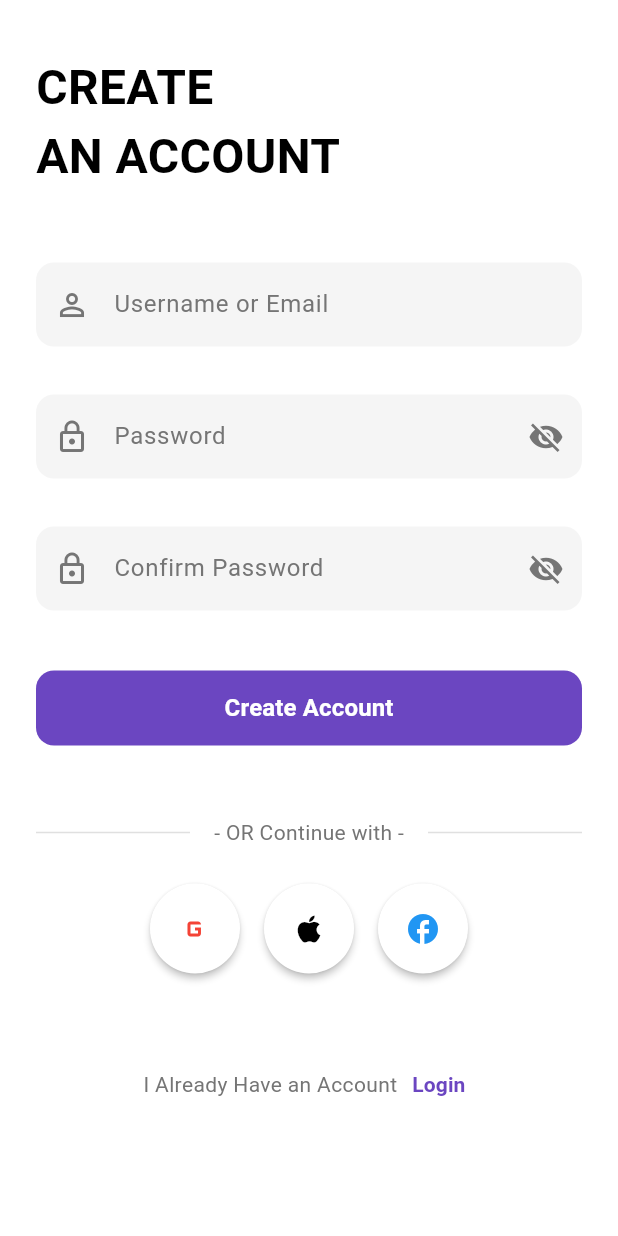
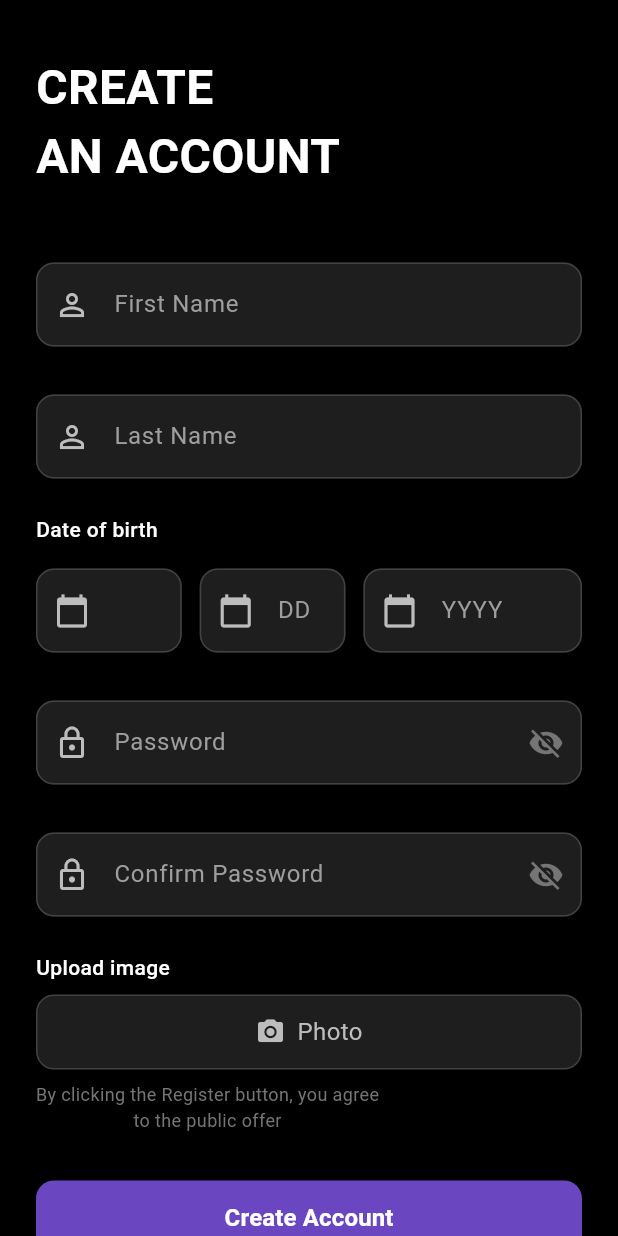
Before and after one commit to helazouch/Cinema_fst_hub, a Flutter app: the screen it shows after launch, after a tap on "Sign Up", on a phone screen of 412 x 824 dp. Run offline on Flutter 3.47's test engine with Material 3 defaults, Android fonts, the phone set to English and light mode, and no system bars; our stand-ins replace cloud_firestore, firebase_auth, firebase_core, google_sign_in; accounts and stored records are empty.

Commit message:
fond noir

```diff
--- a/lib/screens/sign_in_screen.dart
+++ b/lib/screens/sign_in_screen.dart
@@ -151,7 +151,7 @@
   @override
   Widget build(BuildContext context) {
     return Scaffold(
-      backgroundColor: Colors.white,
+      backgroundColor: Colors.black,
       // appBar: AppBar(backgroundColor: Colors.transparent, elevation: 0),
       body: SafeArea(
         child: SingleChildScrollView(
@@ -166,7 +166,7 @@
                 style: TextStyle(
                   fontSize: 32,
                   fontWeight: FontWeight.bold,
-                  color: Colors.black,
+                  color: Colors.white,
                 ),
               ),
               const Text(
@@ -174,7 +174,7 @@
                 style: TextStyle(
                   fontSize: 32,
                   fontWeight: FontWeight.bold,
-                  color: Colors.black,
+                  color: Colors.white,
                 ),
               ),
 
@@ -235,15 +235,15 @@
               // OR divider
               Row(
                 children: [
-                  Expanded(child: Divider(color: Colors.grey[300])),
+                  Expanded(child: Divider(color: Colors.grey[700])),
                   Padding(
                     padding: const EdgeInsets.symmetric(horizontal: 16),
                     child: Text(
                       '- OR Continue with -',
-                      style: TextStyle(color: Colors.grey[600], fontSize: 14),
+                      style: TextStyle(color: Colors.grey[400], fontSize: 14),
                     ),
                   ),
-                  Expanded(child: Divider(color: Colors.grey[300])),
+                  Expanded(child: Divider(color: Colors.grey[700])),
                 ],
               ),
 
@@ -276,7 +276,7 @@
                 children: [
                   Text(
                     'Create An Account ',
-                    style: TextStyle(color: Colors.grey[600], fontSize: 14),
+                    style: TextStyle(color: Colors.grey[400], fontSize: 14),
                   ),
                   TextButton(
                     onPressed: _handleSignUp,
--- a/lib/screens/sign_up_screen.dart
+++ b/lib/screens/sign_up_screen.dart
@@ -14,7 +14,12 @@
 }
 
 class _SignUpScreenState extends State<SignUpScreen> {
+  final TextEditingController _firstNameController = TextEditingController();
+  final TextEditingController _lastNameController = TextEditingController();
   final TextEditingController _emailController = TextEditingController();
+  final TextEditingController _monthController = TextEditingController();
+  final TextEditingController _dayController = TextEditingController();
+  final TextEditingController _yearController = TextEditingController();
   final TextEditingController _passwordController = TextEditingController();
   final TextEditingController _confirmPasswordController =
       TextEditingController();
@@ -29,7 +34,12 @@
 
   @override
   void dispose() {
+    _firstNameController.dispose();
+    _lastNameController.dispose();
     _emailController.dispose();
+    _monthController.dispose();
+    _dayController.dispose();
+    _yearController.dispose();
     _passwordController.dispose();
     _confirmPasswordController.dispose();
     super.dispose();
@@ -179,7 +189,7 @@
   @override
   Widget build(BuildContext context) {
     return Scaffold(
-      backgroundColor: Colors.white,
+      backgroundColor: Colors.black,
       body: SafeArea(
         child: SingleChildScrollView(
           padding: const EdgeInsets.symmetric(horizontal: 24.0),
@@ -193,7 +203,7 @@
                 style: TextStyle(
                   fontSize: 32,
                   fontWeight: FontWeight.bold,
-                  color: Colors.black,
+                  color: Colors.white,
                 ),
               ),
               const Text(
@@ -201,18 +211,77 @@
                 style: TextStyle(
                   fontSize: 32,
                   fontWeight: FontWeight.bold,
-                  color: Colors.black,
+                  color: Colors.white,
                 ),
               ),
 
               const SizedBox(height: 40),
 
-              // Email field
+              // First Name field
               CustomTextField(
-                hintText: 'Username or Email',
+                hintText: 'First Name',
                 prefixIcon: Icons.person_outline,
-                controller: _emailController,
-                keyboardType: TextInputType.emailAddress,
+                controller: _firstNameController,
+                keyboardType: TextInputType.name,
+              ),
+
+              const SizedBox(height: 16),
+
+              // Last Name field
+              CustomTextField(
+                hintText: 'Last Name',
+                prefixIcon: Icons.person_outline,
+                controller: _lastNameController,
+                keyboardType: TextInputType.name,
+              ),
+
+              const SizedBox(height: 16),
+
+              // Date of birth label
+              const Text(
+                'Date of birth',
+                style: TextStyle(
+                  color: Colors.white,
+                  fontSize: 14,
+                  fontWeight: FontWeight.w500,
+                ),
+              ),
+
+              const SizedBox(height: 8),
+
+              // Date of birth fields (MM/DD/YYYY)
+              Row(
+                children: [
+                  Expanded(
+                    flex: 2,
+                    child: CustomTextField(
+                      hintText: 'MM',
+                      prefixIcon: Icons.calendar_today,
+                      controller: _monthController,
+                      keyboardType: TextInputType.number,
+                    ),
+                  ),
+                  const SizedBox(width: 12),
+                  Expanded(
+                    flex: 2,
+                    child: CustomTextField(
+                      hintText: 'DD',
+                      prefixIcon: Icons.calendar_today,
+                      controller: _dayController,
+                      keyboardType: TextInputType.number,
+                    ),
+                  ),
+                  const SizedBox(width: 12),
+                  Expanded(
+                    flex: 3,
+                    child: CustomTextField(
+                      hintText: 'YYYY',
+                      prefixIcon: Icons.calendar_today,
+                      controller: _yearController,
+                      keyboardType: TextInputType.number,
+                    ),
+                  ),
+                ],
               ),
 
               const SizedBox(height: 16),
@@ -281,6 +350,62 @@
                 ],
               ),
 
+              const SizedBox(height: 16),
+
+              // Upload Image section
+              const Text(
+                'Upload image',
+                style: TextStyle(
+                  color: Colors.white,
+                  fontSize: 14,
+                  fontWeight: FontWeight.w500,
+                ),
+              ),
+
+              const SizedBox(height: 8),
+
+              // Upload Image button
+              InkWell(
+                onTap: () {
+                  // TODO: Implement image picker
+                  ScaffoldMessenger.of(context).showSnackBar(
+                    const SnackBar(content: Text('Upload image functionality')),
+                  );
+                },
+                child: Container(
+                  height: 50,
+                  decoration: BoxDecoration(
+                    color: const Color(0xFF1E1E1E),
+                    borderRadius: BorderRadius.circular(12),
+                    border: Border.all(color: Colors.grey[800]!),
+                  ),
+                  child: Row(
+                    mainAxisAlignment: MainAxisAlignment.center,
+                    children: [
+                      Icon(
+                        Icons.photo_camera,
+                        color: Colors.grey[400],
+                        size: 20,
+                      ),
+                      const SizedBox(width: 8),
+                      Text(
+                        'Photo',
+                        style: TextStyle(color: Colors.grey[400], fontSize: 16),
+                      ),
+                    ],
+                  ),
+                ),
+              ),
+
+              const SizedBox(height: 8),
+
+              // Privacy notice
+              Text(
+                'By clicking the Register button, you agree\nto the public offer',
+                textAlign: TextAlign.center,
+                style: TextStyle(color: Colors.grey[600], fontSize: 12),
+              ),
+
               const SizedBox(height: 24),
 
               // Create Account button
@@ -295,15 +420,15 @@
               // OR divider
               Row(
                 children: [
-                  Expanded(child: Divider(color: Colors.grey[300])),
+                  Expanded(child: Divider(color: Colors.grey[700])),
                   Padding(
                     padding: const EdgeInsets.symmetric(horizontal: 16),
                     child: Text(
                       '- OR Continue with -',
-                      style: TextStyle(color: Colors.grey[600], fontSize: 14),
+                      style: TextStyle(color: Colors.grey[400], fontSize: 14),
                     ),
                   ),
-                  Expanded(child: Divider(color: Colors.grey[300])),
+                  Expanded(child: Divider(color: Colors.grey[700])),
                 ],
               ),
 
@@ -336,7 +461,7 @@
                 children: [
                   Text(
                     'I Already Have an Account ',
-                    style: TextStyle(color: Colors.grey[600], fontSize: 14),
+                    style: TextStyle(color: Colors.grey[400], fontSize: 14),
                   ),
                   TextButton(
                     onPressed: _handleLogin,
--- a/lib/screens/splash_screen.dart
+++ b/lib/screens/splash_screen.dart
@@ -29,7 +29,7 @@
   @override
   Widget build(BuildContext context) {
     return Scaffold(
-      backgroundColor: Colors.white,
+      backgroundColor: Colors.black,
       body: Center(
         child: Image.asset(
           'assets/images/image.png',
--- a/lib/widgets/custom_text_field.dart
+++ b/lib/widgets/custom_text_field.dart
@@ -29,16 +29,21 @@
         obscureText: obscureText,
         keyboardType: keyboardType,
         onChanged: onChanged,
+        style: const TextStyle(color: Colors.white),
         decoration: InputDecoration(
           hintText: hintText,
-          hintStyle: TextStyle(color: Colors.grey[600], fontSize: 16),
-          prefixIcon: Icon(prefixIcon, color: Colors.grey[600]),
+          hintStyle: TextStyle(color: Colors.grey[500], fontSize: 16),
+          prefixIcon: Icon(prefixIcon, color: Colors.grey[400]),
           suffixIcon: suffixIcon,
           filled: true,
-          fillColor: Colors.grey[100],
+          fillColor: const Color(0xFF1E1E1E),
           border: OutlineInputBorder(
             borderRadius: BorderRadius.circular(12.0),
-            borderSide: BorderSide.none,
+            borderSide: BorderSide(color: Colors.grey[800]!),
+          ),
+          enabledBorder: OutlineInputBorder(
+            borderRadius: BorderRadius.circular(12.0),
+            borderSide: BorderSide(color: Colors.grey[800]!),
           ),
           focusedBorder: OutlineInputBorder(
             borderRadius: BorderRadius.circular(12.0),
```
Also changed, not shown: assets/images/image.png, pubspec.lock.
